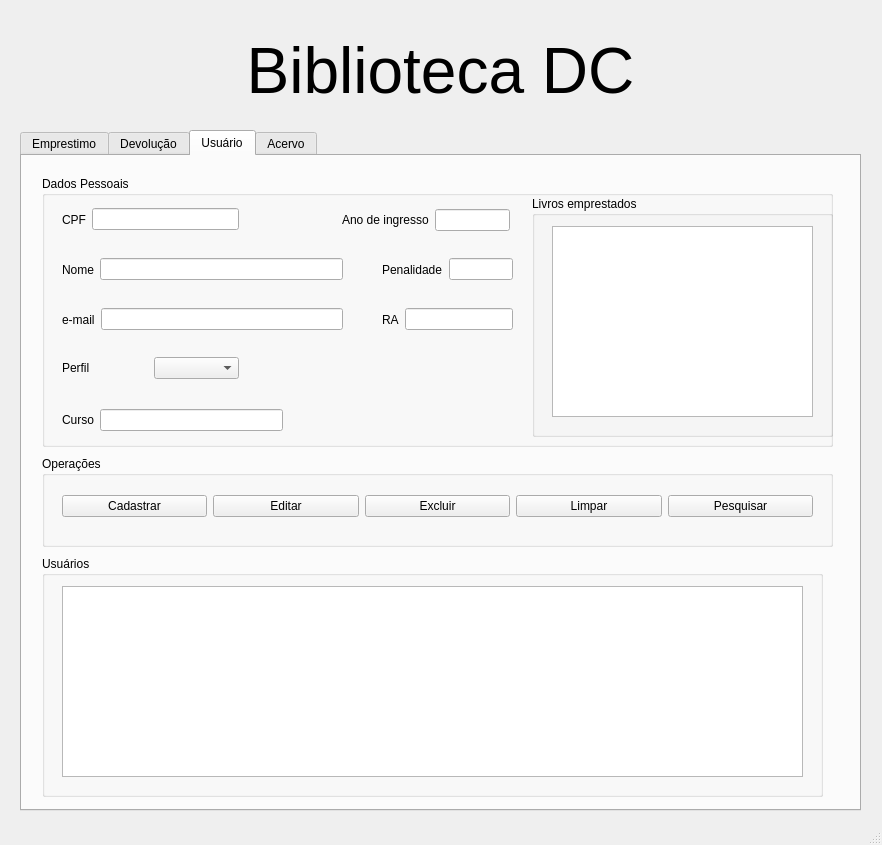
Above: T3-QT/BibliotecaDC/bibliotecadc.ui from LuizFMattos/T3POO before the change. Below: the same form after it.
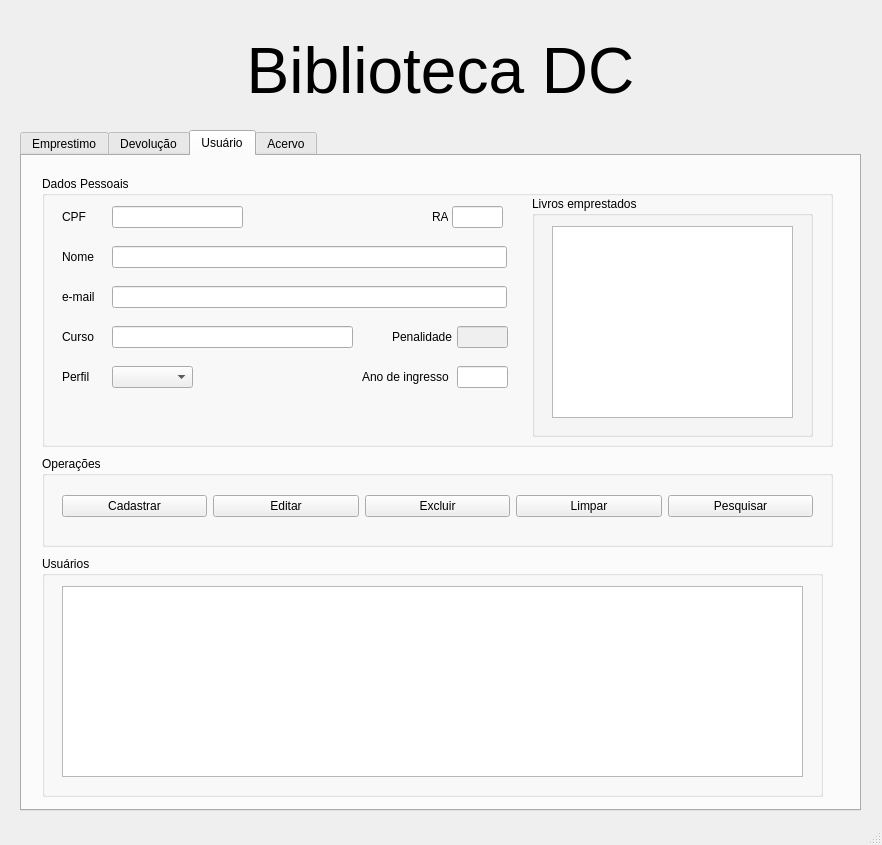
That is the form after the change. Icons and pictures are not drawn.

Patch:
```diff
--- a/T3-QT/BibliotecaDC/bibliotecadc.ui
+++ b/T3-QT/BibliotecaDC/bibliotecadc.ui
@@ -695,216 +695,224 @@
       <property name="title">
        <string>Dados Pessoais</string>
       </property>
-      <widget class="QWidget" name="layoutWidget">
+      <widget class="QGroupBox" name="groupBox_2">
        <property name="geometry">
         <rect>
-         <x>20</x>
-         <y>80</y>
+         <x>490</x>
+         <y>20</y>
          <width>281</width>
-         <height>27</height>
+         <height>241</height>
         </rect>
        </property>
-       <layout class="QHBoxLayout" name="Nome">
-        <property name="sizeConstraint">
-         <enum>QLayout::SetNoConstraint</enum>
-        </property>
-        <item>
-         <widget class="QLabel" name="label_2">
-          <property name="text">
-           <string>Nome</string>
-          </property>
-         </widget>
-        </item>
-        <item>
-         <widget class="QLineEdit" name="txtUsuarioNome"/>
-        </item>
-       </layout>
-      </widget>
-      <widget class="QWidget" name="layoutWidget">
+       <property name="title">
+        <string>Livros emprestados</string>
+       </property>
+       <widget class="QTableWidget" name="tblUsuarioLivro">
        <property name="geometry">
         <rect>
          <x>20</x>
          <y>30</y>
-         <width>177</width>
-         <height>27</height>
-        </rect>
-       </property>
-       <layout class="QHBoxLayout" name="CPF">
-        <item>
+          <width>241</width>
+          <height>192</height>
+         </rect>
+        </property>
+       </widget>
+      </widget>
+      <widget class="QLineEdit" name="txtUsuarioCPF">
+       <property name="geometry">
+        <rect>
+         <x>70</x>
+         <y>30</y>
+         <width>131</width>
+         <height>22</height>
+        </rect>
+       </property>
+       <property name="inputMask">
+        <string/>
+       </property>
+      </widget>
          <widget class="QLabel" name="label_4">
+       <property name="geometry">
+        <rect>
+         <x>20</x>
+         <y>30</y>
+         <width>41</width>
+         <height>22</height>
+        </rect>
+       </property>
           <property name="text">
            <string>CPF</string>
           </property>
          </widget>
-        </item>
-        <item>
-         <widget class="QLineEdit" name="txtUsuarioCPF"/>
-        </item>
-       </layout>
-      </widget>
-      <widget class="QWidget" name="layoutWidget">
+      <widget class="QLabel" name="label_2">
        <property name="geometry">
         <rect>
-         <x>340</x>
-         <y>130</y>
-         <width>131</width>
-         <height>27</height>
-        </rect>
-       </property>
-       <layout class="QHBoxLayout" name="Telefone">
-        <property name="sizeConstraint">
-         <enum>QLayout::SetNoConstraint</enum>
-        </property>
-        <item>
-         <widget class="QLabel" name="label_3">
-          <property name="text">
-           <string>RA</string>
-          </property>
-         </widget>
-        </item>
-        <item>
-         <widget class="QLineEdit" name="txtUsuarioRa"/>
-        </item>
-       </layout>
-      </widget>
-      <widget class="QWidget" name="layoutWidget">
-       <property name="geometry">
-        <rect>
          <x>20</x>
-         <y>230</y>
-         <width>221</width>
-         <height>28</height>
+         <y>70</y>
+         <width>33</width>
+         <height>22</height>
         </rect>
        </property>
-       <layout class="QHBoxLayout" name="horizontalLayout">
-        <item>
-         <widget class="QLabel" name="label_5">
           <property name="text">
-           <string>Curso</string>
-          </property>
-         </widget>
-        </item>
-        <item>
-         <widget class="QLineEdit" name="txtUsuarioCurso"/>
-        </item>
-       </layout>
-      </widget>
-      <widget class="QWidget" name="horizontalLayoutWidget_2">
+        <string>Nome</string>
+       </property>
+      </widget>
+      <widget class="QLineEdit" name="txtUsuarioNome">
        <property name="geometry">
         <rect>
-         <x>20</x>
-         <y>180</y>
-         <width>177</width>
-         <height>24</height>
+         <x>70</x>
+         <y>70</y>
+         <width>395</width>
+         <height>22</height>
         </rect>
        </property>
-       <layout class="QHBoxLayout" name="horizontalLayout_2">
-        <item>
-         <widget class="QLabel" name="label_6">
-          <property name="text">
-           <string>Perfil</string>
-          </property>
-         </widget>
-        </item>
-        <item>
-         <widget class="QComboBox" name="cmbUsuarioPerfil"/>
-        </item>
-       </layout>
-      </widget>
-      <widget class="QWidget" name="layoutWidget_22">
-       <property name="geometry">
-        <rect>
-         <x>20</x>
-         <y>130</y>
-         <width>281</width>
-         <height>27</height>
-        </rect>
-       </property>
-       <layout class="QHBoxLayout" name="Nome_2">
-        <property name="sizeConstraint">
-         <enum>QLayout::SetNoConstraint</enum>
-        </property>
-        <item>
+      </widget>
          <widget class="QLabel" name="label_9">
+       <property name="geometry">
+        <rect>
+         <x>20</x>
+         <y>110</y>
+         <width>36</width>
+         <height>22</height>
+        </rect>
+       </property>
           <property name="text">
            <string>e-mail</string>
           </property>
          </widget>
-        </item>
-        <item>
-         <widget class="QLineEdit" name="txtUsuarioEmail"/>
-        </item>
-       </layout>
+      <widget class="QLineEdit" name="txtUsuarioEmail">
+       <property name="geometry">
+        <rect>
+         <x>70</x>
+         <y>110</y>
+         <width>395</width>
+         <height>22</height>
+        </rect>
+       </property>
       </widget>
-      <widget class="QWidget" name="layoutWidget_23">
+      <widget class="QLabel" name="label_6">
        <property name="geometry">
         <rect>
-         <x>340</x>
-         <y>80</y>
-         <width>131</width>
-         <height>27</height>
+         <x>20</x>
+         <y>190</y>
+         <width>84</width>
+         <height>22</height>
         </rect>
        </property>
-       <layout class="QHBoxLayout" name="Telefone_2">
-        <property name="sizeConstraint">
-         <enum>QLayout::SetNoConstraint</enum>
-        </property>
-        <item>
-         <widget class="QLabel" name="label_10">
           <property name="text">
-           <string>Penalidade</string>
-          </property>
-         </widget>
-        </item>
-        <item>
-         <widget class="QLineEdit" name="txtUsuarioPenalidade"/>
-        </item>
-       </layout>
+        <string>Perfil</string>
+       </property>
+      </widget>
+      <widget class="QComboBox" name="cmbUsuarioPerfil">
+       <property name="geometry">
+        <rect>
+         <x>70</x>
+         <y>190</y>
+         <width>81</width>
+         <height>22</height>
+        </rect>
+       </property>
       </widget>
-      <widget class="QWidget" name="layoutWidget_24">
+      <widget class="QLabel" name="label_5">
        <property name="geometry">
         <rect>
-         <x>300</x>
-         <y>30</y>
-         <width>168</width>
-         <height>28</height>
+         <x>20</x>
+         <y>150</y>
+         <width>33</width>
+         <height>22</height>
         </rect>
        </property>
-       <layout class="QHBoxLayout" name="horizontalLayout_6">
-        <item>
+       <property name="text">
+        <string>Curso</string>
+       </property>
+      </widget>
+      <widget class="QLineEdit" name="txtUsuarioCurso">
+       <property name="geometry">
+        <rect>
+         <x>70</x>
+         <y>150</y>
+         <width>241</width>
+         <height>22</height>
+        </rect>
+       </property>
+      </widget>
          <widget class="QLabel" name="label_11">
+       <property name="geometry">
+        <rect>
+         <x>320</x>
+         <y>190</y>
+         <width>92</width>
+         <height>22</height>
+        </rect>
+       </property>
           <property name="text">
            <string>Ano de ingresso</string>
           </property>
          </widget>
-        </item>
-        <item>
-         <widget class="QLineEdit" name="txtUsuarioIngresso"/>
-        </item>
-       </layout>
+      <widget class="QLineEdit" name="txtUsuarioIngresso">
+       <property name="geometry">
+        <rect>
+         <x>415</x>
+         <y>190</y>
+         <width>51</width>
+         <height>22</height>
+        </rect>
+       </property>
+       <property name="inputMask">
+        <string/>
+       </property>
       </widget>
-      <widget class="QGroupBox" name="groupBox_2">
+      <widget class="QLabel" name="label_10">
        <property name="geometry">
         <rect>
-         <x>490</x>
-         <y>20</y>
-         <width>301</width>
-         <height>241</height>
+         <x>350</x>
+         <y>150</y>
+         <width>62</width>
+         <height>22</height>
         </rect>
        </property>
-       <property name="title">
-        <string>Livros emprestados</string>
+       <property name="text">
+        <string>Penalidade</string>
        </property>
-       <widget class="QListWidget" name="tblUsuarioLivro">
+      </widget>
+      <widget class="QLineEdit" name="txtUsuarioPenalidade">
+       <property name="enabled">
+        <bool>false</bool>
+       </property>
         <property name="geometry">
          <rect>
-          <x>20</x>
+         <x>415</x>
+         <y>150</y>
+         <width>51</width>
+         <height>22</height>
+        </rect>
+       </property>
+      </widget>
+      <widget class="QLabel" name="label_3">
+       <property name="geometry">
+        <rect>
+         <x>390</x>
           <y>30</y>
-          <width>261</width>
-          <height>191</height>
-         </rect>
-        </property>
-       </widget>
+         <width>16</width>
+         <height>22</height>
+        </rect>
+       </property>
+       <property name="text">
+        <string>RA</string>
+       </property>
+      </widget>
+      <widget class="QLineEdit" name="txtUsuarioRa">
+       <property name="geometry">
+        <rect>
+         <x>410</x>
+         <y>30</y>
+         <width>51</width>
+         <height>22</height>
+        </rect>
+       </property>
+       <property name="inputMask">
+        <string/>
+       </property>
       </widget>
      </widget>
      <widget class="QGroupBox" name="groupBox_17">
```
Left out of the diff: 48 changed lines with no effect on the pictures. Lines whose indentation alone changed are shown as unchanged.
